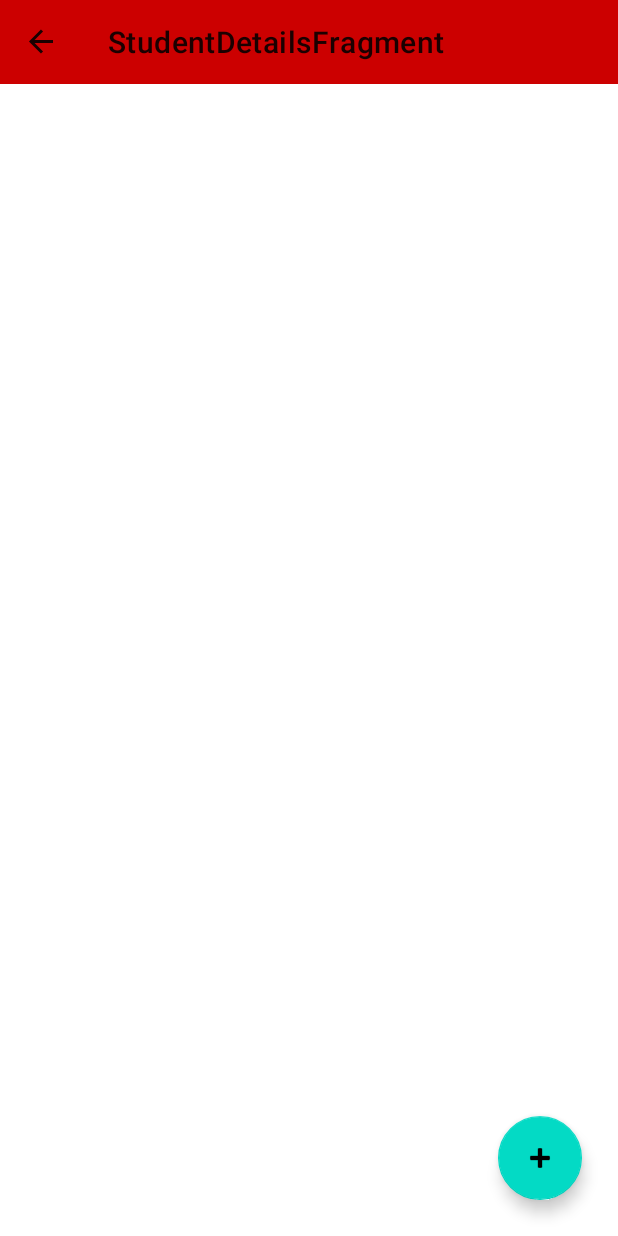
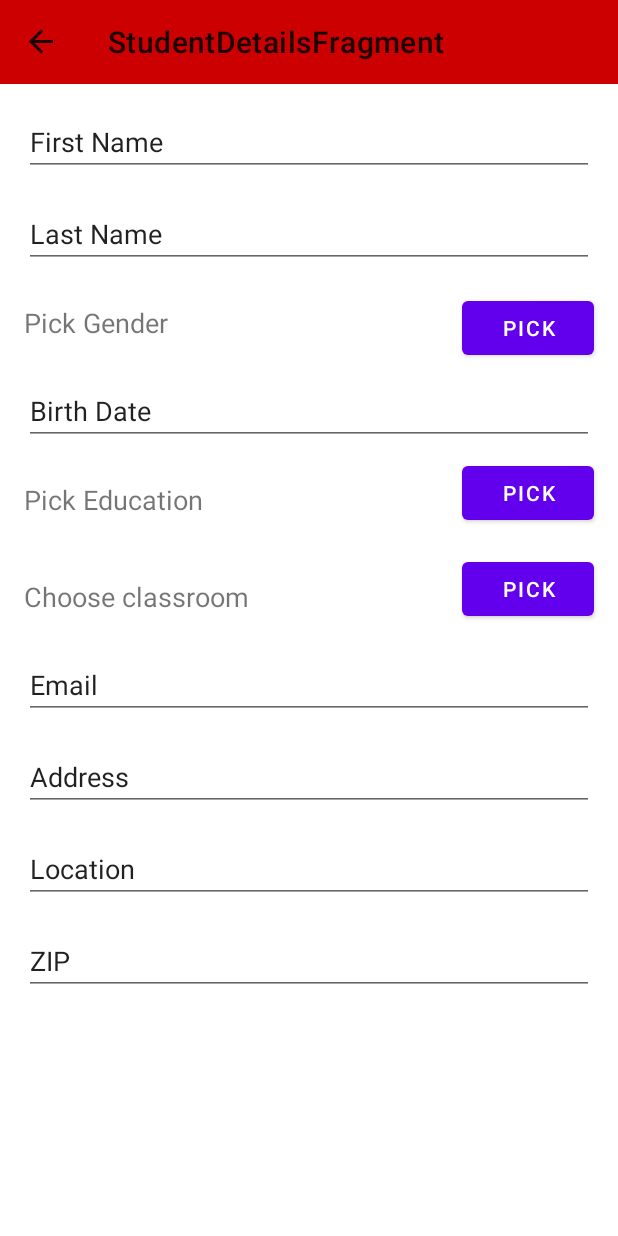
Before and after one commit to dylankmz/StudentzAndroid, an Android app: the screen it shows after launch (MainActivity), after a tap on an icon or button, on a phone screen of 412 x 824 dp. Run offline under Robolectric (Android 15) with nearby library versions, the phone set to English and light mode, and no system bars; our stand-ins replace Room's generated code, navigation-ui; libraries missing offline, so code that uses them is left out: com.jakewharton.threetenabp; 2 statements that could not run were skipped.

Commit message:
problems with dataconverter and navigation

```diff
--- a/app/src/main/java/be/kmz/studentz/MainActivity.java
+++ b/app/src/main/java/be/kmz/studentz/MainActivity.java
@@ -32,4 +32,10 @@
         NavigationUI.setupActionBarWithNavController(this, mNavController, mAppBarConfiguration);
 
     }
+
+    @Override
+    public boolean onSupportNavigateUp() {
+        return NavigationUI.navigateUp(mNavController, mAppBarConfiguration)
+                || super.onSupportNavigateUp();
+    }
 }
--- a/app/src/main/java/be/kmz/studentz/fragment/StudentDetailsFragment.java
+++ b/app/src/main/java/be/kmz/studentz/fragment/StudentDetailsFragment.java
@@ -28,6 +28,11 @@
     public StudentDetailsFragment() {
     }
 
+    @NonNull
+    public static  StudentDetailsFragment newInstance() {
+        return new StudentDetailsFragment();
+    }
+
     @Override
     public void onAttach(@NonNull Context context) {
         super.onAttach(context);
@@ -39,7 +44,7 @@
     public View onCreateView(@NonNull LayoutInflater inflater, @Nullable ViewGroup container, @Nullable Bundle savedInstanceState) {
         View rootView = inflater.inflate(R.layout.fragment_student_details, container, false);
 
-        selectedStudent = (Student) getArguments().getSerializable("Student");
+        selectedStudent = (Student) getArguments().getSerializable("passedStudent");
 
         edFirstName = rootView.findViewById(R.id.txt_firstname);
         edLastName = rootView.findViewById(R.id.txt_lastname);
@@ -48,6 +53,12 @@
         edAddress = rootView.findViewById(R.id.txt_address);
         edLocation = rootView.findViewById(R.id.txt_location);
         edZip = rootView.findViewById(R.id.txt_zip);
+        tvGender = rootView.findViewById(R.id.tv_gender);
+        tvEducation = rootView.findViewById(R.id.tv_education);
+        tvClassroom = rootView.findViewById(R.id.tv_classroom);
+        btnGender = rootView.findViewById(R.id.btn_gender);
+        btnClassroom = rootView.findViewById(R.id.btn_classroom);
+        btnEducation = rootView.findViewById(R.id.btn_education);
 
         if (selectedStudent != null) {
             edFirstName.setText(selectedStudent.getFirstName());
@@ -58,6 +69,8 @@
             edLocation.setText(selectedStudent.getLocation());
             edZip.setText(selectedStudent.getZip());
         }
+        return rootView;
+    }
 
-    }
+
 }
--- a/app/src/main/java/be/kmz/studentz/fragment/StudentListFragment.java
+++ b/app/src/main/java/be/kmz/studentz/fragment/StudentListFragment.java
@@ -16,6 +16,7 @@
 import androidx.lifecycle.Observer;
 import androidx.lifecycle.ViewModelProvider;
 import androidx.navigation.Navigation;
+import androidx.recyclerview.widget.LinearLayoutManager;
 import androidx.recyclerview.widget.RecyclerView;
 
 import com.google.android.material.floatingactionbutton.FloatingActionButton;
@@ -39,13 +40,21 @@
         mContext = (FragmentActivity) context;
     }
 
+    public StudentListFragment() {
+    }
+
+    @NonNull
+    public static StudentListFragment newInstance() {
+        return new StudentListFragment();
+    }
+
     @Nullable
     @Override
     public View onCreateView(@NonNull LayoutInflater inflater, @Nullable ViewGroup container, @Nullable Bundle savedInstanceState) {
         View rootView = inflater.inflate(R.layout.fragment_students, container, false);
 
         studentsAdapter = new StudentsAdapter(getActivity());
-        studentsCard = rootView.findViewById(R.id.student_card);
+        studentsCard = rootView.findViewById(R.id.rv_students);
         studentsCard.setAdapter(studentsAdapter);
 
         FloatingActionButton faBtn = rootView.findViewById(R.id.fab_add);
--- a/app/src/main/java/be/kmz/studentz/model/StudentDAO.java
+++ b/app/src/main/java/be/kmz/studentz/model/StudentDAO.java
@@ -1,6 +1,7 @@
 package be.kmz.studentz.model;
 
 import androidx.lifecycle.LiveData;
+import androidx.room.Dao;
 import androidx.room.Delete;
 import androidx.room.Insert;
 import androidx.room.Query;
@@ -8,6 +9,7 @@
 
 import java.util.List;
 
+@Dao
 public interface StudentDAO {
 
     @Insert
--- a/app/src/main/java/be/kmz/studentz/model/StudentDatabase.java
+++ b/app/src/main/java/be/kmz/studentz/model/StudentDatabase.java
@@ -2,12 +2,18 @@
 
 import android.content.Context;
 
+import androidx.room.Database;
 import androidx.room.Room;
 import androidx.room.RoomDatabase;
+import androidx.room.TypeConverters;
 
 import java.util.concurrent.ExecutorService;
 import java.util.concurrent.Executors;
 
+import be.kmz.studentz.model.util.DateConverters;
+
+@Database(version = 1, entities = {Student.class})
+@TypeConverters({DateConverters.class})
 public abstract class StudentDatabase extends RoomDatabase {
 
     private static StudentDatabase instance;
--- a/app/src/main/res/values/colors.xml
+++ b/app/src/main/res/values/colors.xml
@@ -7,4 +7,9 @@
     <color name="teal_700">#FF018786</color>
     <color name="black">#FF000000</color>
     <color name="white">#FFFFFFFF</color>
+
+    <color name="colorPrimary">#7b4bff</color>
+    <color name="colorPrimaryDark">#6539ba</color>
+    <color name="colorAccent">#FF4081</color>
+    <color name="bgBottomNavigation">#fe485a</color>
 </resources>
--- a/app/src/main/res/values/strings.xml
+++ b/app/src/main/res/values/strings.xml
@@ -32,4 +32,9 @@
         <item>Male</item>
         <item>Female</item>
     </string-array>
+
+    <string name="title_shop">Shop</string>
+    <string name="title_gifts">Gifts</string>
+    <string name="title_cart">Cart</string>
+    <string name="title_profile">Profile</string>
 </resources>
```
Also changed, not shown: app/src/main/java/be/kmz/studentz/adapter/StudentsAdapter.java (+2 -6 lines), app/src/main/java/be/kmz/studentz/model/Student.java (+12 -10 lines), app/src/main/java/be/kmz/studentz/model/util/DateConverters.java (added, +19 -0 lines), app/src/main/java/be/kmz/studentz/util/DateConverters.java (deleted, +0 -18 lines), app/src/main/res/layout/activity_main.xml (line endings or trailing spaces).
